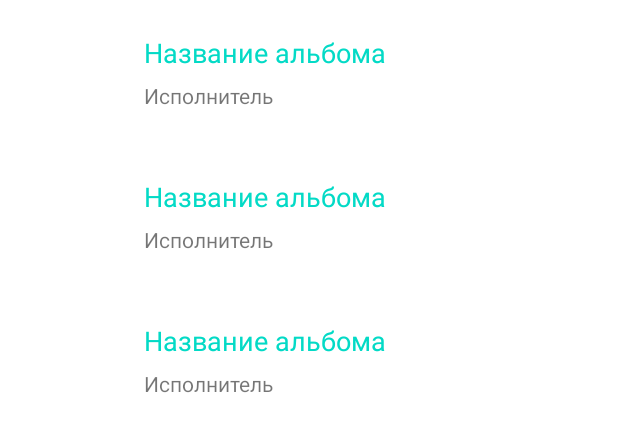
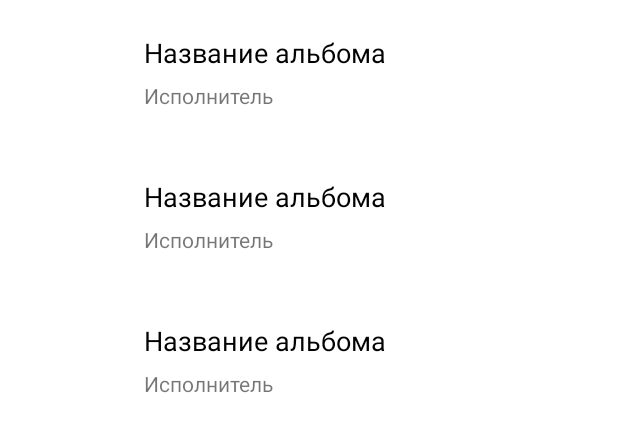
Before and after one commit to San4illa/iTunesAlbums, an Android app: the layout fragment_list.xml on its own in the app's theme, with its tools: preview values and no code run, on a phone screen of 412 x 824 dp. Shown: the top 432 px of the screen. Run offline under Robolectric (Android 15) with nearby library versions, the phone set to English and light mode, and no system bars.

Commit message:
Create style for header TextView

```diff
--- a/app/src/main/res/layout/album_item.xml
+++ b/app/src/main/res/layout/album_item.xml
@@ -10,16 +10,15 @@
         android:layout_width="64dp"
         android:layout_height="64dp"
         android:layout_marginStart="16dp"
-        android:layout_marginLeft="16dp"
         android:layout_marginTop="16dp"
         android:layout_marginBottom="16dp"
         app:layout_constraintBottom_toBottomOf="parent"
         app:layout_constraintStart_toStartOf="parent"
         app:layout_constraintTop_toTopOf="parent" />
 
-    <!--   TODO поменять цвет текста     -->
     <TextView
         android:id="@+id/albumName"
+        style="@style/TextViewHeader"
         android:layout_width="0dp"
         android:layout_height="wrap_content"
         android:layout_marginStart="16dp"
@@ -28,7 +27,6 @@
         android:layout_marginRight="16dp"
         android:ellipsize="end"
         android:maxLines="1"
-        android:textColor="@color/design_default_color_secondary"
         android:textSize="18sp"
         app:layout_constraintBottom_toTopOf="@+id/artistName"
         app:layout_constraintEnd_toEndOf="parent"
--- a/app/src/main/res/values-night/themes.xml
+++ b/app/src/main/res/values-night/themes.xml
@@ -13,4 +13,8 @@
         <item name="android:statusBarColor" tools:targetApi="l">?attr/colorPrimaryVariant</item>
         <!-- Customize your theme here. -->
     </style>
+
+    <style name="TextViewHeader">
+        <item name="android:textColor">@color/white</item>
+    </style>
 </resources>
--- a/app/src/main/res/values/themes.xml
+++ b/app/src/main/res/values/themes.xml
@@ -13,4 +13,8 @@
         <item name="android:statusBarColor" tools:targetApi="l">?attr/colorPrimaryVariant</item>
         <!-- Customize your theme here. -->
     </style>
+
+    <style name="TextViewHeader">
+        <item name="android:textColor">@color/black</item>
+    </style>
 </resources>
```
